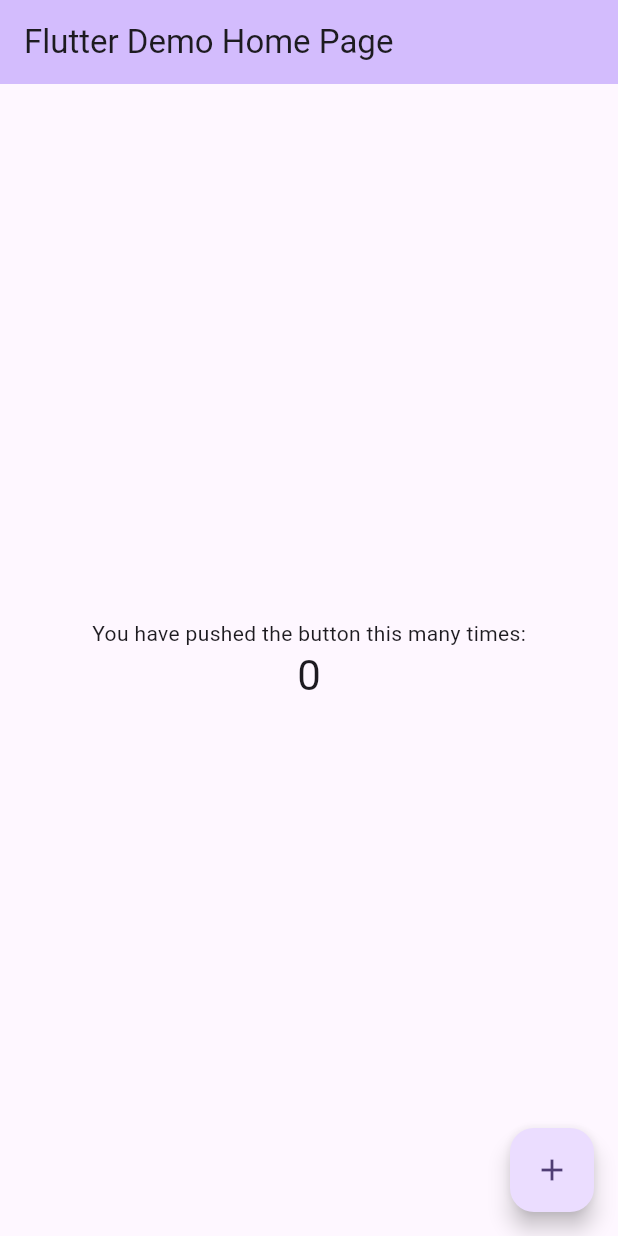
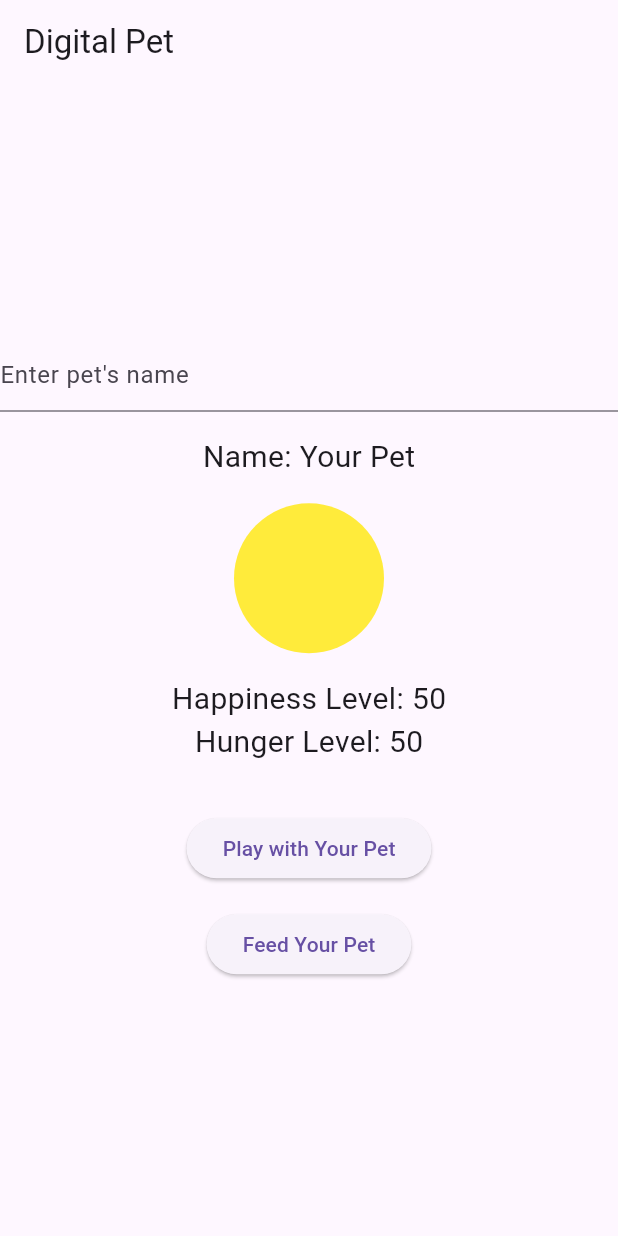
Before and after one commit to MAD743/MAD_digital_pet_again, a Flutter app: the screen it shows after launch, on a phone screen of 412 x 824 dp. Run offline on Flutter 3.47's test engine with Material 3 defaults, Android fonts, the phone set to English and light mode, and no system bars.

Commit message:
initial pet app without engery status

```diff
--- a/lib/main.dart
+++ b/lib/main.dart
@@ -1,125 +1,146 @@
+import 'dart:async';
 import 'package:flutter/material.dart';
 
 void main() {
-  runApp(const MyApp());
+  runApp(MaterialApp(
+    home: DigitalPetApp(),
+  ));
 }
 
-class MyApp extends StatelessWidget {
-  const MyApp({super.key});
-
-  // This widget is the root of your application.
+class DigitalPetApp extends StatefulWidget {
   @override
-  Widget build(BuildContext context) {
-    return MaterialApp(
-      title: 'Flutter Demo',
-      theme: ThemeData(
-        // This is the theme of your application.
-        //
-        // TRY THIS: Try running your application with "flutter run". You'll see
-        // the application has a purple toolbar. Then, without quitting the app,
-        // try changing the seedColor in the colorScheme below to Colors.green
-        // and then invoke "hot reload" (save your changes or press the "hot
-        // reload" button in a Flutter-supported IDE, or press "r" if you used
-        // the command line to start the app).
-        //
-        // Notice that the counter didn't reset back to zero; the application
-        // state is not lost during the reload. To reset the state, use hot
-        // restart instead.
-        //
-        // This works for code too, not just values: Most code changes can be
-        // tested with just a hot reload.
-        colorScheme: ColorScheme.fromSeed(seedColor: Colors.deepPurple),
-        useMaterial3: true,
-      ),
-      home: const MyHomePage(title: 'Flutter Demo Home Page'),
-    );
-  }
+  _DigitalPetAppState createState() => _DigitalPetAppState();
 }
 
-class MyHomePage extends StatefulWidget {
-  const MyHomePage({super.key, required this.title});
-
-  // This widget is the home page of your application. It is stateful, meaning
-  // that it has a State object (defined below) that contains fields that affect
-  // how it looks.
-
-  // This class is the configuration for the state. It holds the values (in this
-  // case the title) provided by the parent (in this case the App widget) and
-  // used by the build method of the State. Fields in a Widget subclass are
-  // always marked "final".
-
-  final String title;
+class _DigitalPetAppState extends State<DigitalPetApp> {
+  String petName = "Your Pet";
+  int happinessLevel = 50;
+  int hungerLevel = 50;
+  Color petColor = Colors.yellow;
+  Timer? _hungerTimer;
 
   @override
-  State<MyHomePage> createState() => _MyHomePageState();
-}
+  void initState() {
+    super.initState();
+    _startHungerTimer();
+  }
 
-class _MyHomePageState extends State<MyHomePage> {
-  int _counter = 0;
+  void _startHungerTimer() {
+    _hungerTimer = Timer.periodic(Duration(seconds: 30), (timer) {
+      setState(() {
+        hungerLevel = (hungerLevel + 5).clamp(0, 100);
+        _updateHappiness();
+        _updatePetColor();
+      });
+    });
+  }
 
-  void _incrementCounter() {
+  void _playWithPet() {
     setState(() {
-      // This call to setState tells the Flutter framework that something has
-      // changed in this State, which causes it to rerun the build method below
-      // so that the display can reflect the updated values. If we changed
-      // _counter without calling setState(), then the build method would not be
-      // called again, and so nothing would appear to happen.
-      _counter++;
+      happinessLevel = (happinessLevel + 10).clamp(0, 100);
+      _updateHunger();
+      _updatePetColor();
+    });
+  }
+
+  void _feedPet() {
+    setState(() {
+      hungerLevel = (hungerLevel - 10).clamp(0, 100);
+      _updateHappiness();
+      _updatePetColor();
+    });
+  }
+
+  void _updateHappiness() {
+    if (hungerLevel > 70) {
+      happinessLevel = (happinessLevel - 20).clamp(0, 100);
+    } else {
+      happinessLevel = (happinessLevel + 5).clamp(0, 100);
+    }
+  }
+
+  void _updateHunger() {
+    hungerLevel = (hungerLevel + 5).clamp(0, 100);
+    if (hungerLevel > 100) {
+      hungerLevel = 100;
+      happinessLevel = (happinessLevel - 20).clamp(0, 100);
+    }
+  }
+
+  void _updatePetColor() {
+    if (happinessLevel > 70) {
+      petColor = Colors.green;
+    } else if (happinessLevel >= 30) {
+      petColor = Colors.yellow;
+    } else {
+      petColor = Colors.red;
+    }
+  }
+
+  void _setPetName(String name) {
+    setState(() {
+      petName = name;
     });
   }
 
   @override
   Widget build(BuildContext context) {
-    // This method is rerun every time setState is called, for instance as done
-    // by the _incrementCounter method above.
-    //
-    // The Flutter framework has been optimized to make rerunning build methods
-    // fast, so that you can just rebuild anything that needs updating rather
-    // than having to individually change instances of widgets.
     return Scaffold(
       appBar: AppBar(
-        // TRY THIS: Try changing the color here to a specific color (to
-        // Colors.amber, perhaps?) and trigger a hot reload to see the AppBar
-        // change color while the other colors stay the same.
-        backgroundColor: Theme.of(context).colorScheme.inversePrimary,
-        // Here we take the value from the MyHomePage object that was created by
-        // the App.build method, and use it to set our appbar title.
-        title: Text(widget.title),
+        title: Text('Digital Pet'),
       ),
       body: Center(
-        // Center is a layout widget. It takes a single child and positions it
-        // in the middle of the parent.
         child: Column(
-          // Column is also a layout widget. It takes a list of children and
-          // arranges them vertically. By default, it sizes itself to fit its
-          // children horizontally, and tries to be as tall as its parent.
-          //
-          // Column has various properties to control how it sizes itself and
-          // how it positions its children. Here we use mainAxisAlignment to
-          // center the children vertically; the main axis here is the vertical
-          // axis because Columns are vertical (the cross axis would be
-          // horizontal).
-          //
-          // TRY THIS: Invoke "debug painting" (choose the "Toggle Debug Paint"
-          // action in the IDE, or press "p" in the console), to see the
-          // wireframe for each widget.
           mainAxisAlignment: MainAxisAlignment.center,
           children: <Widget>[
-            const Text(
-              'You have pushed the button this many times:',
+            TextField(
+              decoration: InputDecoration(
+                hintText: "Enter pet's name",
+              ),
+              onSubmitted: _setPetName,
+            ),
+            SizedBox(height: 16.0),
+            Text(
+              'Name: $petName',
+              style: TextStyle(fontSize: 20.0),
+            ),
+            SizedBox(height: 16.0),
+            Container(
+              width: 100,
+              height: 100,
+              decoration: BoxDecoration(
+                color: petColor,
+                shape: BoxShape.circle,
+              ),
+            ),
+            SizedBox(height: 16.0),
+            Text(
+              'Happiness Level: $happinessLevel',
+              style: TextStyle(fontSize: 20.0),
             ),
             Text(
-              '$_counter',
-              style: Theme.of(context).textTheme.headlineMedium,
+              'Hunger Level: $hungerLevel',
+              style: TextStyle(fontSize: 20.0),
+            ),
+            SizedBox(height: 32.0),
+            ElevatedButton(
+              onPressed: _playWithPet,
+              child: Text('Play with Your Pet'),
+            ),
+            SizedBox(height: 16.0),
+            ElevatedButton(
+              onPressed: _feedPet,
+              child: Text('Feed Your Pet'),
             ),
           ],
         ),
       ),
-      floatingActionButton: FloatingActionButton(
-        onPressed: _incrementCounter,
-        tooltip: 'Increment',
-        child: const Icon(Icons.add),
-      ), // This trailing comma makes auto-formatting nicer for build methods.
     );
   }
+
+  @override
+  void dispose() {
+    _hungerTimer?.cancel();
+    super.dispose();
+  }
 }
```
